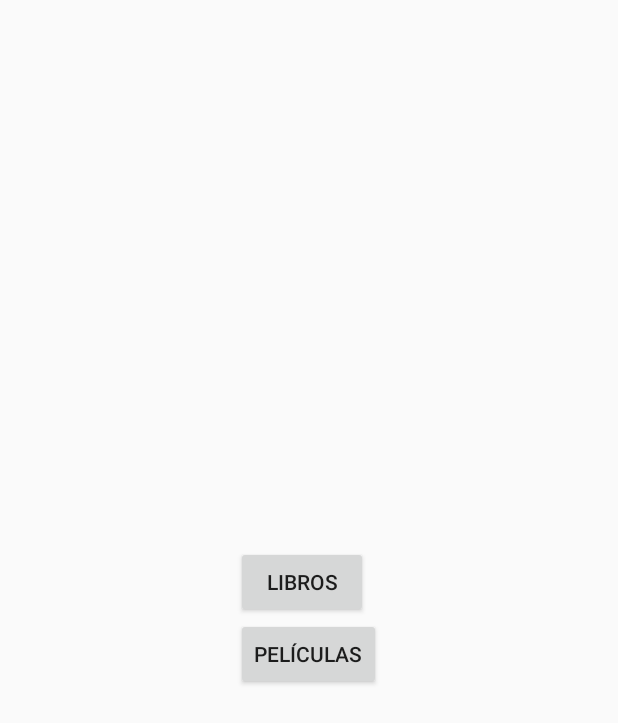
After one commit to julianmarques/ejemplo-listado-eoi, an Android app: the layout activity_menu_activty.xml on its own in the app's theme, with its tools: preview values and no code run, on a phone screen of 412 x 824 dp. The commit adds this screen. Shown: the top 723 px of the screen. Run offline under Robolectric (Android 15) with nearby library versions, the phone set to English and light mode, and no system bars.

Commit message:
menu de acceso al listado de libros y al grid de películas

```diff
--- a/app/src/main/AndroidManifest.xml
+++ b/app/src/main/AndroidManifest.xml
@@ -11,13 +11,17 @@
         android:roundIcon="@mipmap/ic_launcher_round"
         android:supportsRtl="true"
         android:theme="@style/AppTheme">
-        <activity android:name=".MainActivity">
+        <activity android:name=".MenuActivty">
             <intent-filter>
                 <action android:name="android.intent.action.MAIN" />
 
                 <category android:name="android.intent.category.LAUNCHER" />
             </intent-filter>
         </activity>
+        <activity android:name=".MoviesActivity" />
+        <activity android:name=".BooksActivity">
+
+        </activity>
     </application>
 
 </manifest>
--- a/app/src/main/java/com/dinamicarea/ejemplolistado/MainActivity.java
+++ b/app/src/main/java/com/dinamicarea/ejemplolistado/BooksActivity.java
@@ -6,7 +6,7 @@ import android.widget.ListView;
 
 import java.util.ArrayList;
 
-public class MainActivity extends AppCompatActivity {
+public class BooksActivity extends AppCompatActivity {
 
     ListView lvLibros;
     ArrayList<Book> booksList;
@@ -22,7 +22,7 @@ public class MainActivity extends AppCompatActivity {
 
         //Creamos el adapter y se le pasa como parámetro el contexto, el xml de la celda y el listado de libros
         BooksAdapter adapter = new BooksAdapter(
-                MainActivity.this,
+                BooksActivity.this,
                 R.layout.book_list_item,
                 booksList);
 
--- a/app/src/main/res/layout/activity_main.xml
+++ b/app/src/main/res/layout/activity_main.xml
@@ -3,7 +3,7 @@
     xmlns:tools="http://schemas.android.com/tools"
     android:layout_width="match_parent"
     android:layout_height="match_parent"
-    tools:context=".MainActivity">
+    tools:context=".BooksActivity">
 
     <ListView
         android:id="@+id/lvLibros"
--- /dev/null
+++ b/app/src/main/res/layout/activity_menu_activty.xml
@@ -0,0 +1,28 @@
+<?xml version="1.0" encoding="utf-8"?>
+<RelativeLayout xmlns:android="http://schemas.android.com/apk/res/android"
+    xmlns:tools="http://schemas.android.com/tools"
+    android:layout_width="match_parent"
+    android:layout_height="match_parent"
+    tools:context=".MenuActivty">
+
+
+    <LinearLayout
+        android:layout_width="wrap_content"
+        android:layout_height="wrap_content"
+        android:layout_centerInParent="true"
+        android:orientation="vertical">
+
+        <Button
+            android:id="@+id/btnBooks"
+            android:layout_width="wrap_content"
+            android:layout_height="wrap_content"
+            android:text="Libros" />
+
+        <Button
+            android:id="@+id/btnMoviews"
+            android:layout_width="wrap_content"
+            android:layout_height="wrap_content"
+            android:text="Películas" />
+
+    </LinearLayout>
+</RelativeLayout>
```
Also changed, not shown: app/src/main/java/com/dinamicarea/ejemplolistado/MenuActivty.java (added, +42 -0 lines), app/src/main/java/com/dinamicarea/ejemplolistado/MoviesActivity.java (added, +16 -0 lines), app/src/main/res/layout/activity_movies.xml (added, +8 -0 lines).
